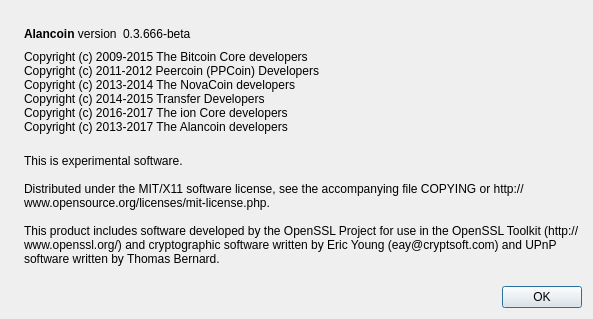
Above: src/qt/forms/aboutdialog.ui from KKnight99/Alancoin before the change. Below: the same form after it.
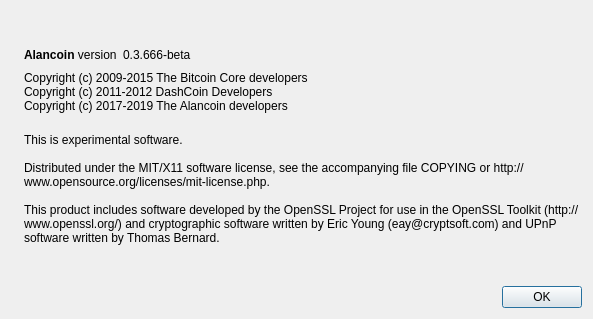
That is the form after the change. Icons and pictures are not drawn.

Diff of the .ui file:
```diff
--- a/src/qt/forms/aboutdialog.ui
+++ b/src/qt/forms/aboutdialog.ui
@@ -92,11 +92,8 @@
        </property>
        <property name="text">
         <string>Copyright (c) 2009-2015 The Bitcoin Core developers
-Copyright (c) 2011-2012 Peercoin (PPCoin) Developers
-Copyright (c) 2013-2014 The NovaCoin developers
-Copyright (c) 2014-2015 Transfer Developers
-Copyright (c) 2016-2017 The ion Core developers
-Copyright (c) 2013-2017 The Alancoin developers</string>
+Copyright (c) 2011-2012 DashCoin Developers
+Copyright (c) 2017-2019 The Alancoin developers</string>
        </property>
        <property name="textInteractionFlags">
         <set>Qt::LinksAccessibleByMouse|Qt::TextSelectableByKeyboard|Qt::TextSelectableByMouse</set>
```
